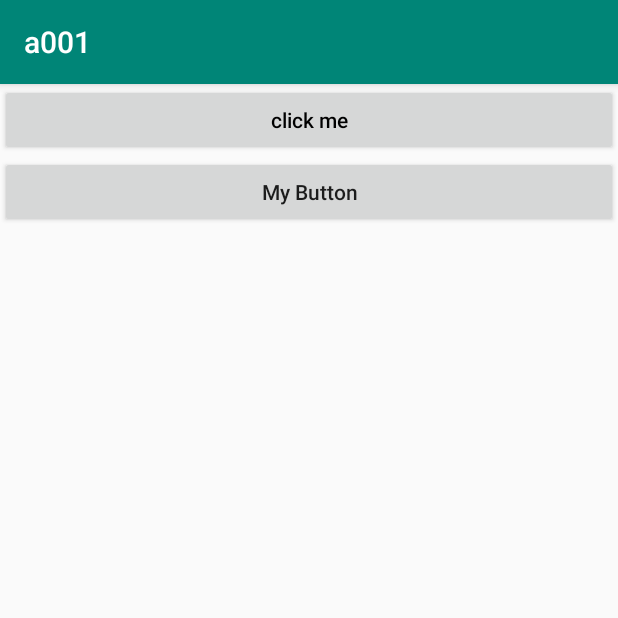
After one commit to chemoontheshy/android, an Android app: the EventActivity screen opened directly, with no data from a screen before it, on a phone screen of 412 x 824 dp, the top half of it. The commit adds this screen. Run offline under Robolectric (Android 15) with nearby library versions, the phone set to English and light mode, and no system bars.

Commit message:
20200914

```diff
--- a/001/app/src/main/AndroidManifest.xml
+++ b/001/app/src/main/AndroidManifest.xml
@@ -11,7 +11,8 @@
         android:supportsRtl="true"
         android:theme="@style/AppTheme"
         tools:ignore="GoogleAppIndexingWarning">
-        <activity android:name=".fragment.ContainerActivity"></activity>
+        <activity android:name=".EventActivity"></activity>
+        <activity android:name=".fragment.ContainerActivity" />
         <activity
             android:name=".jump.BActivity"
             android:label="B"
--- /dev/null
+++ b/001/app/src/main/java/com/qchenmo/a001/EventActivity.java
@@ -0,0 +1,97 @@
+package com.qchenmo.a001;
+
+import androidx.appcompat.app.AppCompatActivity;
+
+import android.annotation.SuppressLint;
+import android.os.Bundle;
+import android.util.Log;
+import android.view.MotionEvent;
+import android.view.View;
+import android.widget.Button;
+
+import com.qchenmo.a001.util.ToastUtil;
+import com.qchenmo.a001.widget.MyButton;
+
+public class EventActivity extends AppCompatActivity {
+
+
+    private Button mBtnClickEvent;
+
+    private MyButton myButton;
+
+
+    @Override
+    protected void onCreate(Bundle savedInstanceState) {
+        super.onCreate(savedInstanceState);
+        setContentView(R.layout.activity_event);
+        //内部类实现
+        mBtnClickEvent = findViewById(R.id.btn_clickEvent);
+        myButton = findViewById(R.id.btn_MyBtn);
+
+        myButton.setOnTouchListener(new View.OnTouchListener() {
+            @Override
+            public boolean onTouch(View v, MotionEvent event) {
+                switch (event.getAction()){
+                    case MotionEvent.ACTION_DOWN:
+                        Log.d("Listener","--onTouch---");
+                        break;
+                }
+                return false;
+            }
+        });
+
+        myButton.setOnClickListener(new View.OnClickListener() {
+            @Override
+            public void onClick(View v) {
+                Log.d("Listener","--onClick---");
+            }
+        });
+
+        //内部类实现
+        //mBtnClickEvent.setOnClickListener(new Onclick());
+        //匿名内部类
+//        mBtnClickEvent.setOnClickListener(new View.OnClickListener() {
+//            @Override
+//            public void onClick(View v) {
+//                ToastUtil.showMsg(EventActivity.this,"我是匿名内部类实现的点击");
+//            }
+//        });
+        //通过事件源所在的类实现
+        //mBtnClickEvent.setOnClickListener((View.OnClickListener) EventActivity.this);
+        //通过外部类
+        mBtnClickEvent.setOnClickListener(new MyClickListener(EventActivity.this));
+    }
+
+    private void Onclick(View v){
+        switch (v.getId()){
+            case R.id.btn_clickEvent:
+                ToastUtil.showMsg(EventActivity.this,"");
+                break;
+        }
+    }
+
+    private class Onclick implements View.OnClickListener{
+
+        @Override
+        public void onClick(View v) {
+
+            switch (v.getId()){
+                case R.id.btn_clickEvent:
+                    ToastUtil.showMsg(EventActivity.this,"我是内部类实现的点击");
+                    break;
+            }
+
+        }
+    }
+
+    @Override
+    public boolean onTouchEvent(MotionEvent event) {
+        super.onTouchEvent(event);
+        switch (event.getAction()){
+            case MotionEvent.ACTION_DOWN:
+                Log.d("Activity","--onTouchEvent---");
+                break;
+        }
+        return false;
+    }
+}
--- /dev/null
+++ b/001/app/src/main/java/com/qchenmo/a001/MyClickListener.java
@@ -0,0 +1,23 @@
+package com.qchenmo.a001;
+
+import android.app.Activity;
+import android.view.View;
+
+import com.qchenmo.a001.util.ToastUtil;
+
+public class MyClickListener implements View.OnClickListener {
+
+    private Activity mActivity;
+
+    public MyClickListener(Activity activity){
+        this.mActivity = activity;
+
+    }
+
+
+    @Override
+    public void onClick(View v) {
+        ToastUtil.showMsg(mActivity,"我是外部类实现的点击");
+
+    }
+}
--- /dev/null
+++ b/001/app/src/main/res/layout/activity_event.xml
@@ -0,0 +1,23 @@
+<?xml version="1.0" encoding="utf-8"?>
+<LinearLayout xmlns:android="http://schemas.android.com/apk/res/android"
+    xmlns:tools="http://schemas.android.com/tools"
+    android:layout_width="match_parent"
+    android:layout_height="match_parent"
+    android:orientation="vertical"
+    tools:context=".EventActivity">
+    <Button
+        android:id="@+id/btn_clickEvent"
+        android:layout_width="match_parent"
+        android:layout_height="wrap_content"
+        android:text="@string/click_me"
+        android:textColor="@color/dividerBlock"
+        android:textAllCaps="false"/>
+    <com.qchenmo.a001.widget.MyButton
+        android:id="@+id/btn_MyBtn"
+        android:layout_width="match_parent"
+        android:layout_height="wrap_content"
+        android:text="@string/my_Button"
+        android:textAllCaps="false"/>
+
+
+</LinearLayout>
--- a/001/app/src/main/res/values/strings.xml
+++ b/001/app/src/main/res/values/strings.xml
@@ -85,4 +85,7 @@
     <string name="changeFragment">changeFragment</string>
     <string name="sendMesg">sendMsg</string>
     <string name="sendMsg">sendMsg</string>
+    <string name="Event">事件机制</string>
+    <string name="click_me">click me</string>
+    <string name="my_Button">My Button</string>
 </resources>
```
Also changed, not shown: 001/app/src/main/java/com/qchenmo/a001/MainActivity.java (+7 -1 lines), 001/app/src/main/java/com/qchenmo/a001/widget/MyButton.java (added, +42 -0 lines), 001/app/src/main/res/layout/activity_main.xml (+7 -0 lines).
